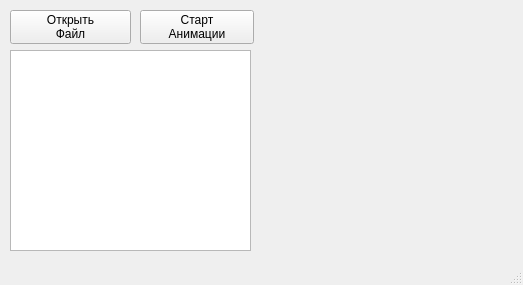
The window that res/form_1.ui (LuckThemAll/BigData) describes before a commit, drawn with Qt 5.
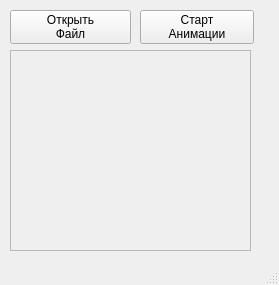
The same window after the commit.

Diff of the .ui file:
```diff
--- a/res/form_1.ui
+++ b/res/form_1.ui
@@ -6,7 +6,7 @@
    <rect>
     <x>0</x>
     <y>0</y>
-    <width>523</width>
+    <width>279</width>
     <height>285</height>
    </rect>
   </property>
@@ -54,7 +54,7 @@
 Файл</string>
     </property>
    </widget>
-   <widget class="QGraphicsView" name="graphicsView">
+   <widget class="QFrame" name="frame">
     <property name="geometry">
      <rect>
       <x>10</x>
@@ -63,15 +63,11 @@
       <height>201</height>
      </rect>
     </property>
-   </widget>
-   <widget class="QWidget" name="paintField" native="true">
-    <property name="geometry">
-     <rect>
-      <x>260</x>
-      <y>50</y>
-      <width>211</width>
-      <height>201</height>
-     </rect>
+    <property name="frameShape">
+     <enum>QFrame::StyledPanel</enum>
+    </property>
+    <property name="frameShadow">
+     <enum>QFrame::Raised</enum>
     </property>
    </widget>
   </widget>
```
